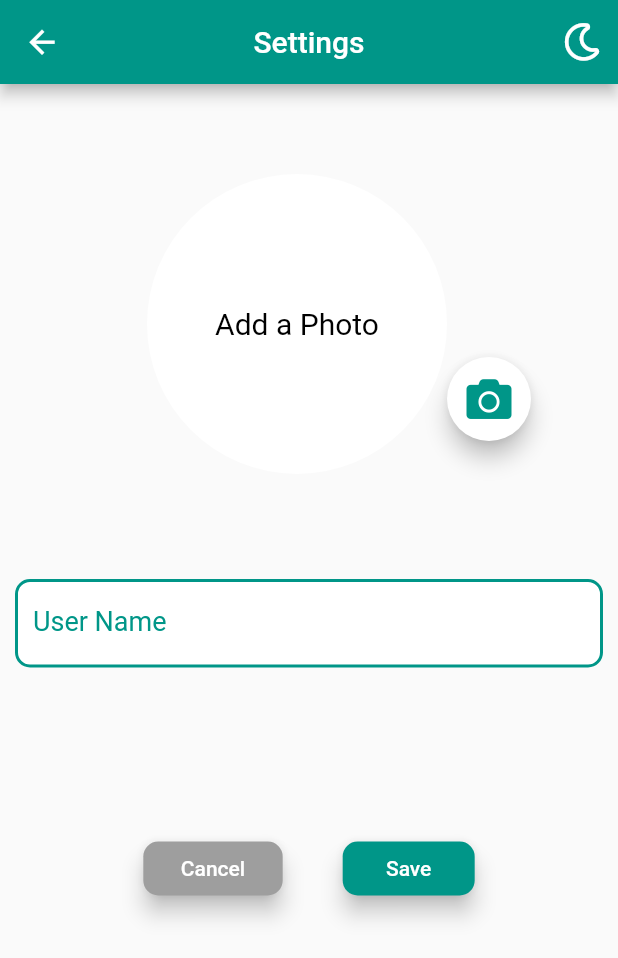
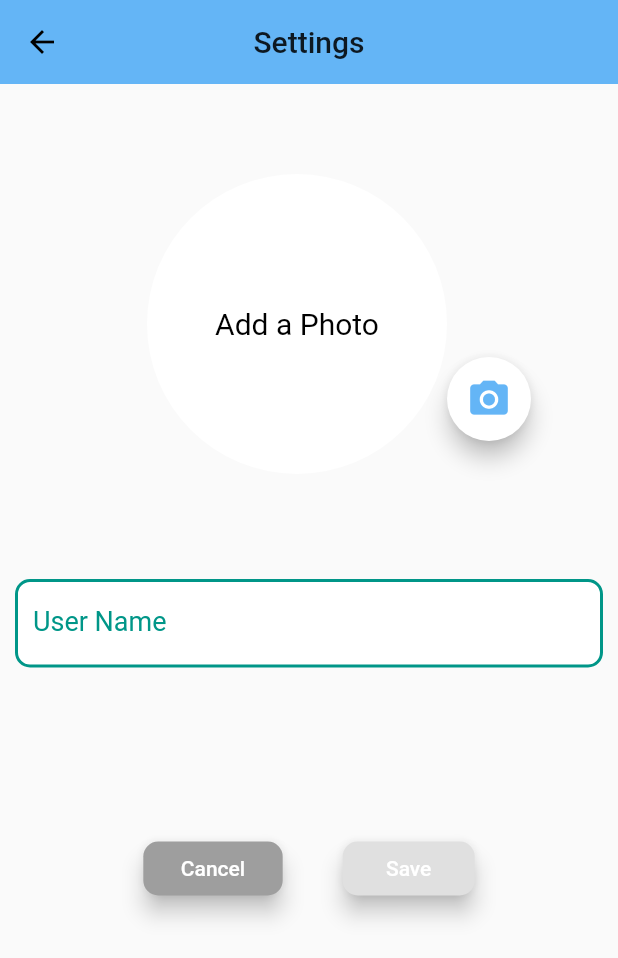
Before and after one commit to IEEE-AlAzhar/Mobile-app, a Flutter app: the SettingsScreen screen opened by its route, on a phone screen of 412 x 824 dp. Shown: the top 958 px of the screen. Run offline on Flutter 3.47's test engine with Material 2 defaults, Android fonts, the phone set to English and light mode, and no system bars; our stand-ins replace animated_text_kit, font_awesome_flutter, image_picker, shared_preferences, simple_animations; accounts and stored records are empty.

Commit message:
add night mode functionality

```diff
--- a/lib/constants.dart
+++ b/lib/constants.dart
@@ -0,0 +1,2 @@
+import 'package:flutter/material.dart';
+var primaryColor = Color(0xff0a111a);
--- a/lib/screens/settings_page.dart
+++ b/lib/screens/settings_page.dart
@@ -1,5 +1,4 @@
 import 'dart:io';
-
 import 'package:flutter/cupertino.dart';
 import 'package:flutter/material.dart';
 import 'package:font_awesome_flutter/font_awesome_flutter.dart';
@@ -68,23 +67,7 @@ class _SettingsScreenState extends State<SettingsScreen> {
     return Scaffold(
       appBar: AppBar(
         title: Text('Settings'),
-        backgroundColor: Colors.teal,
         centerTitle: true,
-        leading: Icon(
-          Icons.arrow_back,
-          color: Colors.white,
-          size: 25.0,
-        ),
-        actions: <Widget>[
-          IconButton(
-            icon: Icon(
-              FontAwesomeIcons.moon,
-              color: Colors.white,
-              size: 25.0,
-            ),
-            onPressed: () {},
-          ),
-        ],
       ),
       body: ListView(
         children: <Widget>[
@@ -135,8 +118,8 @@ class _SettingsScreenState extends State<SettingsScreen> {
                         _showChoiceDialog();
                       },
                       child: Icon(
-                        FontAwesomeIcons.camera,
-                        color: Colors.teal,
+                        Icons.photo_camera,
+                        color: Colors.blue[300],
                         size: 30.0,
                       ),
                     ),
@@ -181,7 +164,6 @@ class _SettingsScreenState extends State<SettingsScreen> {
                     shape: RoundedRectangleBorder(
                         borderRadius: BorderRadius.circular(10.0)),
                     onPressed: () {},
-                    color: Colors.teal,
                     child: Text(
                       'Save',
                       style: TextStyle(
--- a/pubspec.yaml
+++ b/pubspec.yaml
@@ -30,6 +30,9 @@ dependencies:
   page_transition: ^1.1.4
   http: ^0.12.1
   shared_preferences: ^0.5.7+2
+  provider: ^4.0.5+1
+
+
 
 
 dev_dependencies:
```
Also changed, not shown: lib/main.dart (+17 -2 lines), lib/models/themes.dart (+8 -6 lines), lib/screens/home_page.dart (+2 -11 lines), lib/screens/profile_page.dart (+14 -8 lines), lib/screens/splash_screen.dart (+9 -2 lines), lib/utils/DarkThemePrefrences.dart (added, +15 -0 lines), lib/utils/dart_themes_styles.dart (added, +42 -0 lines), lib/widgets/navigation_drawer.dart (+21 -5 lines), pubspec.lock.
